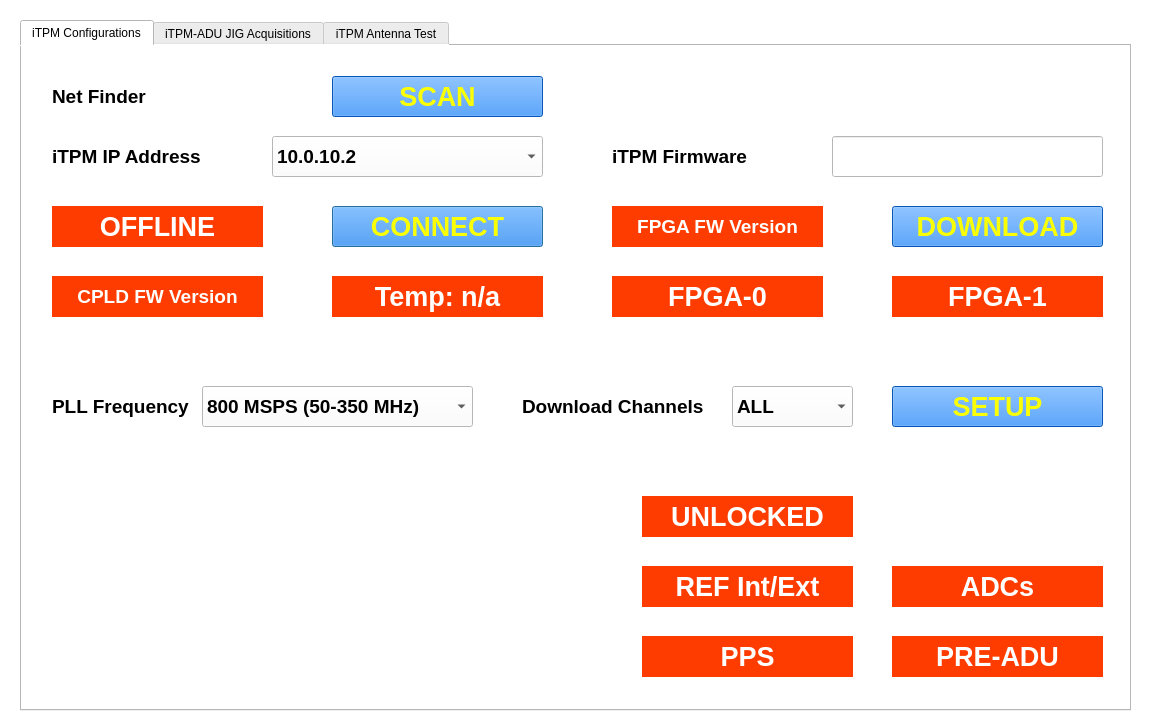
Before: the Qt Designer form tpm_test.ui in amattana/PySKA, drawn with Qt 5.
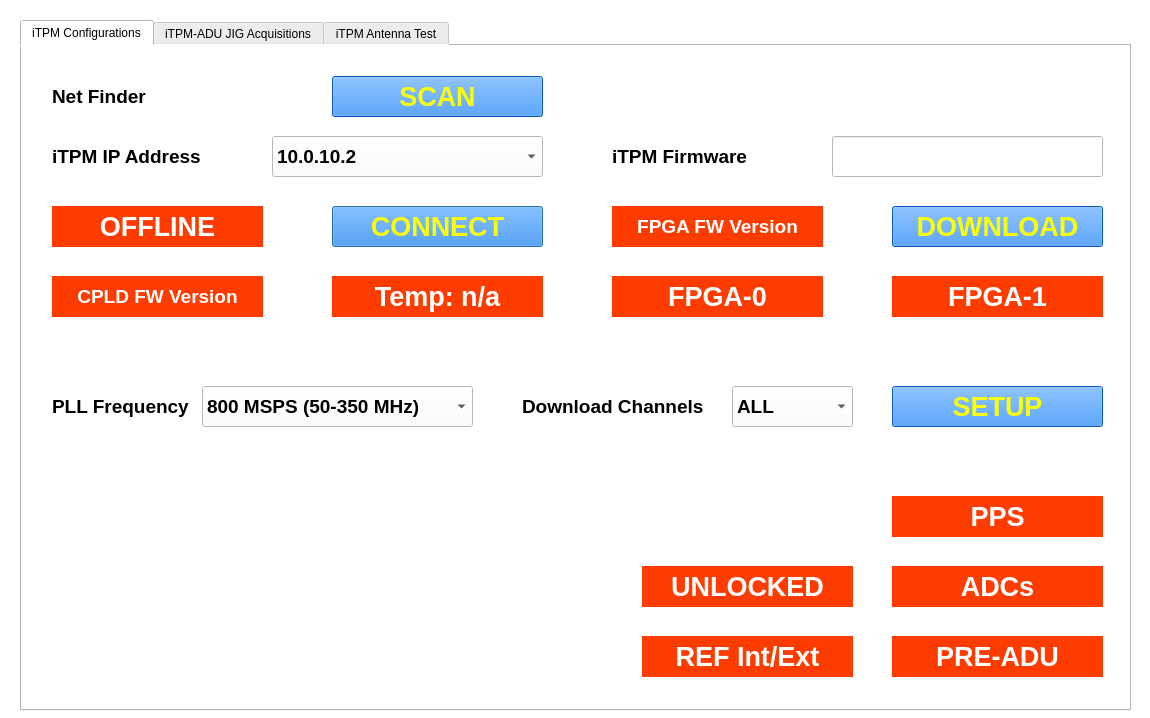
After: the same form once the commit is applied.

Commit message: Restyled. Added PPS Check

```diff
--- a/tpm_test.ui
+++ b/tpm_test.ui
@@ -532,7 +532,7 @@
      <property name="geometry">
       <rect>
        <x>620</x>
-       <y>450</y>
+       <y>520</y>
        <width>211</width>
        <height>41</height>
       </rect>
@@ -559,7 +559,7 @@
      <property name="geometry">
       <rect>
        <x>620</x>
-       <y>520</y>
+       <y>590</y>
        <width>211</width>
        <height>41</height>
       </rect>
@@ -681,8 +681,8 @@
     <widget class="QLabel" name="qtext_pps">
      <property name="geometry">
       <rect>
-       <x>620</x>
-       <y>590</y>
+       <x>870</x>
+       <y>450</y>
        <width>211</width>
        <height>41</height>
       </rect>
```
The commit also changes 1 other file.
